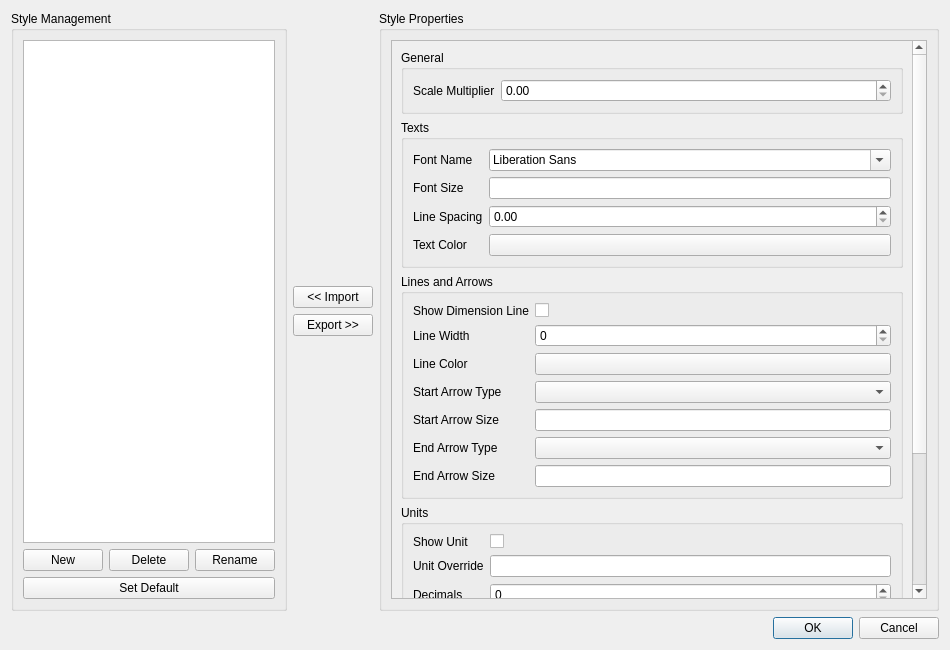
This is src/Mod/Draft/Resources/ui/dialog_AnnotationStyleManager.ui in furgo16/FreeCAD as Qt 5 draws it before an edit. The edited form follows.
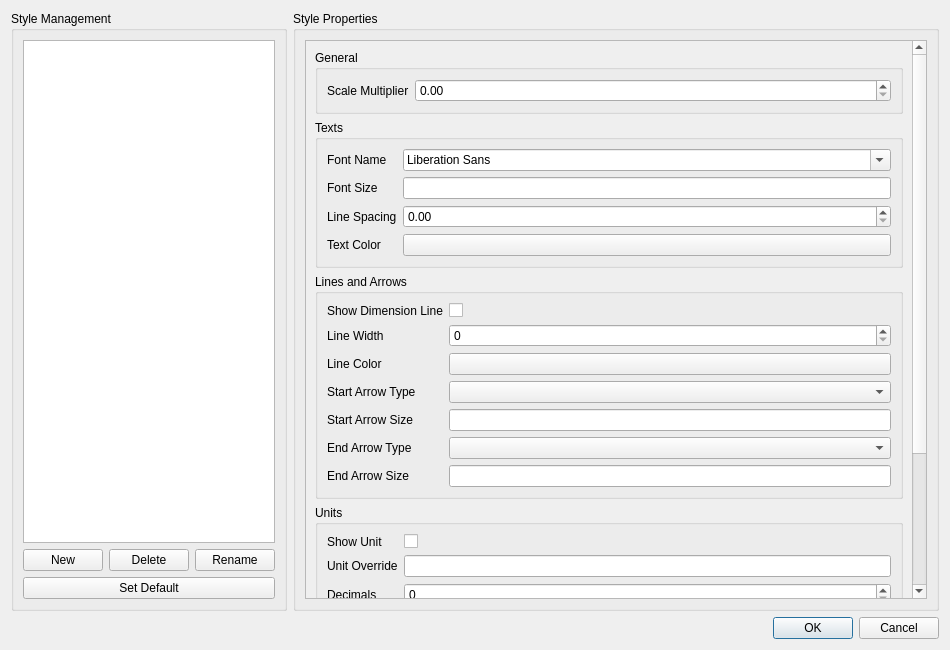
This is the edited form. Custom widgets are drawn as their Qt base class.

Commit message: Draft: create first annotation styles toolbar mockup

```diff
--- a/src/Mod/Draft/Resources/ui/dialog_AnnotationStyleManager.ui
+++ b/src/Mod/Draft/Resources/ui/dialog_AnnotationStyleManager.ui
@@ -15,7 +15,7 @@
   </property>
   <layout class="QVBoxLayout" name="verticalLayout_Main">
    <item>
-    <layout class="QHBoxLayout" name="horizontalLayout_Main" stretch="2,0,5">
+    <layout class="QHBoxLayout" name="horizontalLayout_Main" stretch="2,5">
      <item>
       <widget class="QGroupBox" name="groupBox_Management">
        <property name="title">
@@ -81,56 +81,6 @@
        </layout>
       </widget>
      </item>
-     <item>
-      <layout class="QVBoxLayout" name="verticalLayout_Center">
-       <item>
-        <spacer name="verticalSpacer_1">
-         <property name="orientation">
-          <enum>Qt::Vertical</enum>
-         </property>
-         <property name="sizeHint" stdset="0">
-          <size>
-           <width>20</width>
-           <height>40</height>
-          </size>
-         </property>
-        </spacer>
-       </item>
-       <item>
-        <widget class="QPushButton" name="pushButton_Import">
-         <property name="toolTip">
-          <string>Copy the selected library style into the current project</string>
-         </property>
-         <property name="text">
-          <string>&lt;&lt; Import</string>
-         </property>
-        </widget>
-       </item>
-       <item>
-        <widget class="QPushButton" name="pushButton_Export">
-         <property name="toolTip">
-          <string>Copy the selected project style to your user library</string>
-         </property>
-         <property name="text">
-          <string>Export &gt;&gt;</string>
-         </property>
-        </widget>
-       </item>
-       <item>
-        <spacer name="verticalSpacer_2">
-         <property name="orientation">
-          <enum>Qt::Vertical</enum>
-         </property>
-         <property name="sizeHint" stdset="0">
-          <size>
-           <width>20</width>
-           <height>40</height>
-          </size>
-         </property>
-        </spacer>
-       </item>
-      </layout>
-     </item>
      <item>
       <widget class="QGroupBox" name="groupBox_Properties">
        <property name="title">
```
The commit also changes 7 other files.
